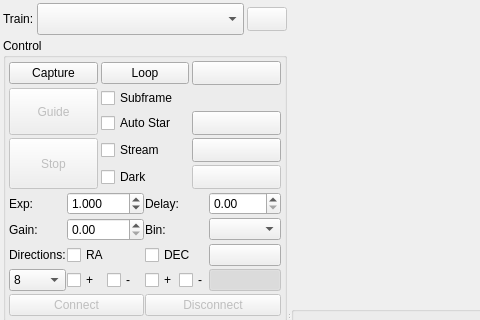
Qt form kstars/ekos/guide/guide.ui (KDE/kstars) before a commit; both pictures show x 0 to 480 and y 0 to 320 of the 810 by 642 pixel window.
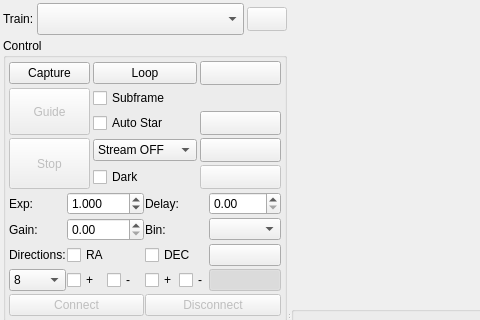
The same form after that commit. Icons and pictures are not drawn. Custom widgets are drawn as their Qt base class.

Commit message: Guide: add a Stream OFF/16-bit/8-bit selector (per optical train)

Patch:
```diff
--- a/kstars/ekos/guide/guide.ui
+++ b/kstars/ekos/guide/guide.ui
@@ -234,13 +234,25 @@
              </widget>
             </item>
             <item row="3" column="1">
-             <widget class="QCheckBox" name="guideStreamingEnabled">
+             <widget class="QComboBox" name="guideStreamMode">
               <property name="toolTip">
                <string>&lt;html&gt;&lt;head/&gt;&lt;body&gt;&lt;p&gt;Enable streaming guide mode. When checked and the camera supports video streaming, the guide module captures frames via a continuous video stream instead of individual exposures. This significantly reduces per-frame overhead and enables higher guiding frequencies (e.g. 2–5 Hz) required by harmonic drives. Not compatible with dark-frame subtraction.&lt;/p&gt;&lt;/body&gt;&lt;/html&gt;</string>
               </property>
-              <property name="text">
-               <string>Stream</string>
-              </property>
+              <item>
+               <property name="text">
+                <string>Stream OFF</string>
+               </property>
+              </item>
+              <item>
+               <property name="text">
+                <string>Stream 16-bit</string>
+               </property>
+              </item>
+              <item>
+               <property name="text">
+                <string>Stream 8-bit</string>
+               </property>
+              </item>
              </widget>
             </item>
             <item row="3" column="0" rowspan="2">
```
Left out of the diff: 2 changed lines with no effect on the pictures. The commit also changes 3 other files.
